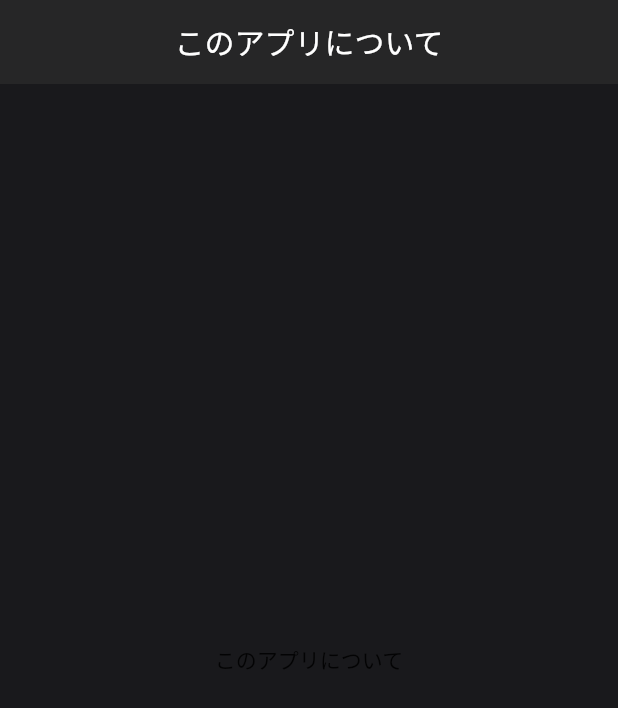
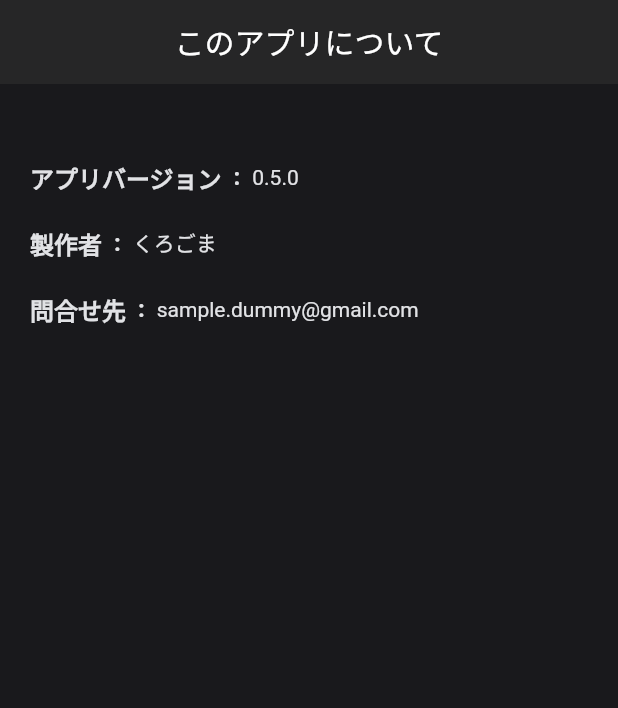
Before and after one commit to kurogoma-flutter/Qtank-mobile, a Flutter app: the AboutThisAppPage screen opened by its route, on a phone screen of 412 x 824 dp. Shown: the top 708 px of the screen. Run offline on Flutter 3.47's test engine with Material 2 defaults, Android fonts, the phone set to English and light mode, and no system bars; our stand-ins replace badges, cloud_firestore, connectivity_plus, firebase_auth, firebase_core, firebase_storage and 5 more; accounts and stored records are empty.

Commit message:
このアプリについて画面にテキスト追加

```diff
--- a/lib/presentation/pages/legal/about_this_app_page.dart
+++ b/lib/presentation/pages/legal/about_this_app_page.dart
@@ -1,4 +1,6 @@
 import 'package:flutter/material.dart';
+import 'package:qtank_mobile/presentation/pages/legal/string/about_this_app.dart';
+import 'package:qtank_mobile/presentation/style/style.dart';
 
 import '../../style/color.dart';
 
@@ -15,11 +17,52 @@ class AboutThisAppPage extends StatelessWidget {
         centerTitle: true,
         elevation: 0,
       ),
-      body: const SizedBox.expand(
-        child: Center(
-          child: Text('このアプリについて'),
+      body: Padding(
+        padding: const EdgeInsets.only(left: 20, top: 40),
+        child: SizedBox.expand(
+          child: Column(
+            children: const [
+              _AppInfoLabel(title: 'アプリバージョン', content: appVersion),
+              _AppInfoLabel(title: '製作者', content: maker),
+              _AppInfoLabel(title: '問合せ先', content: inquiryEmail),
+            ],
+          ),
         ),
       ),
     );
   }
 }
+
+class _AppInfoLabel extends StatelessWidget {
+  const _AppInfoLabel({
+    Key? key,
+    required this.title,
+    required this.content,
+  }) : super(key: key);
+
+  final String title;
+  final String content;
+
+  @override
+  Widget build(BuildContext context) {
+    return Padding(
+      padding: const EdgeInsets.symmetric(vertical: 10),
+      child: Row(
+        children: [
+          Text(
+            title,
+            style: QTankTextStyle.miniTitle,
+          ),
+          const Padding(
+            padding: EdgeInsets.symmetric(horizontal: 8),
+            child: Text(':', style: QTankTextStyle.miniTitle),
+          ),
+          Text(
+            content,
+            style: QTankTextStyle.subtitle,
+          ),
+        ],
+      ),
+    );
+  }
+}
--- /dev/null
+++ b/lib/presentation/pages/legal/string/about_this_app.dart
@@ -0,0 +1,3 @@
+const String appVersion = '0.5.0';
+const String maker = 'くろごま';
+const String inquiryEmail = 'sample.dummy@gmail.com';
```
